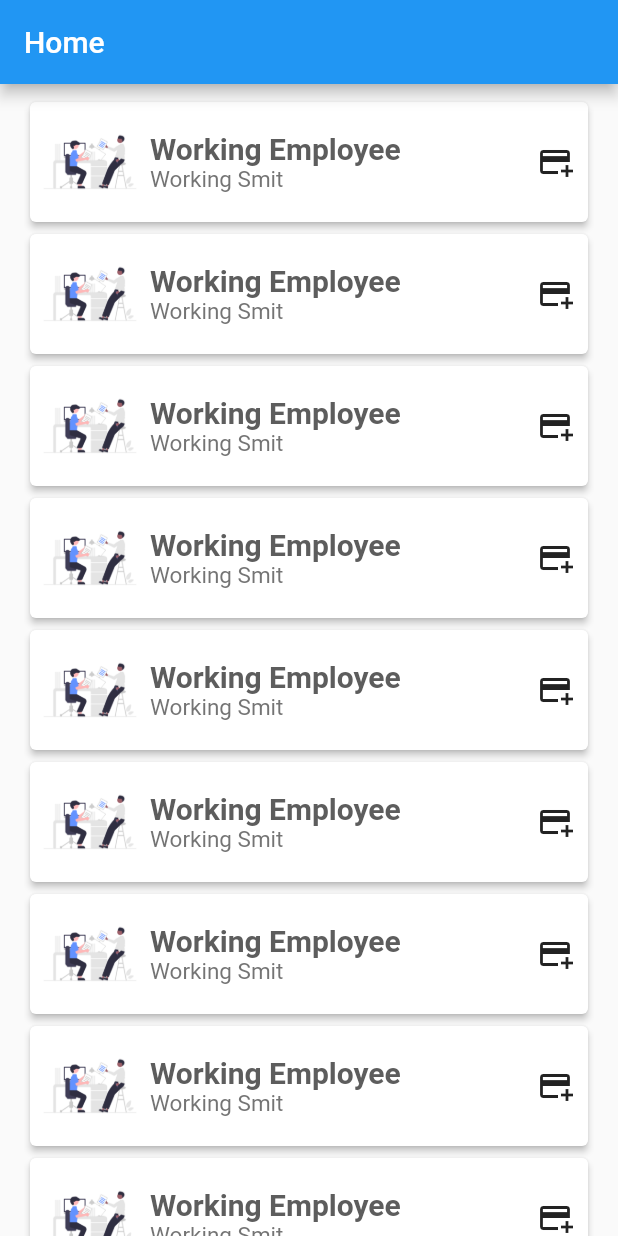
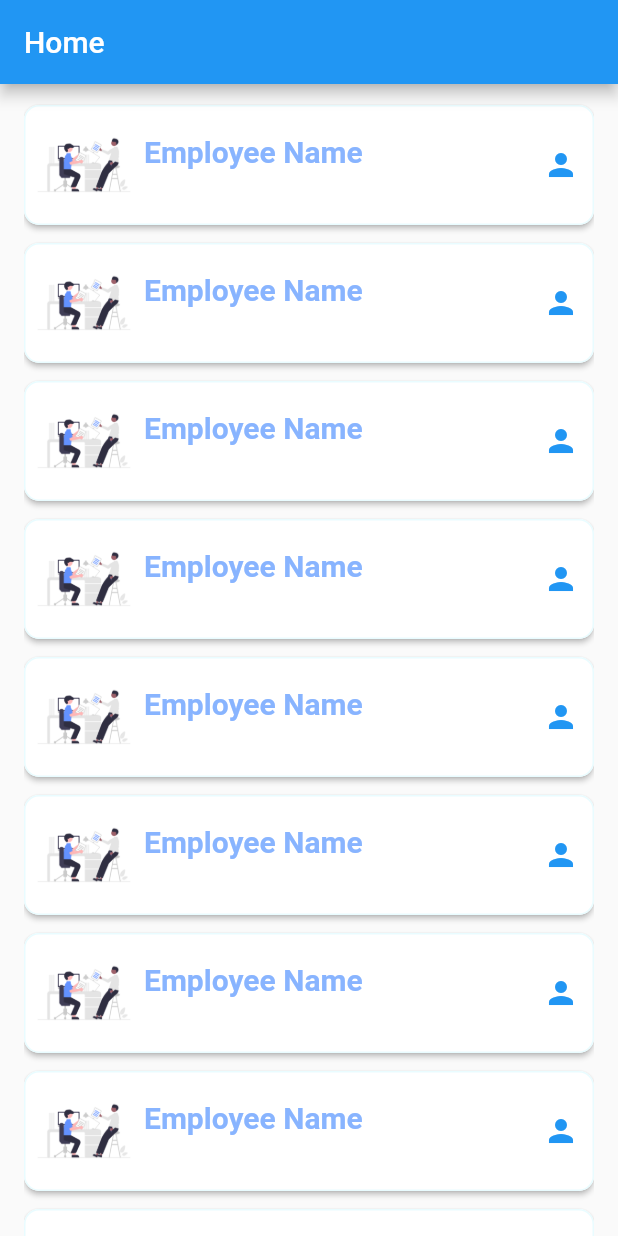
Before and after one commit to smit13192/flutter_app, a Flutter app: the HomePage screen opened directly with empty values, on a phone screen of 412 x 824 dp. Run offline on Flutter 3.47's test engine with Material 2 defaults, Android fonts, the phone set to English and light mode, and no system bars.

Commit message:
add validation to the string os not empty in the route and change the color

```diff
--- a/lib/page/home.dart
+++ b/lib/page/home.dart
@@ -8,7 +8,7 @@ class HomePage extends StatelessWidget {
   @override
   Widget build(BuildContext context) {
     // this is the list to the display the data to the generate to the function
-    List catalogItem = makeListCatalog();
+    List catalogItem = makeListCatalog(name);
 
     return Scaffold(
         appBar: AppBar(
@@ -32,7 +32,11 @@ class HomePage extends StatelessWidget {
 Widget makeCardCatalog(Catalog catalog) {
   // make own card view instead of listTile
   return Card(
-      elevation: 2,
+    margin: const EdgeInsets.symmetric(vertical: 6.0),
+      shape: RoundedRectangleBorder(
+          side: const BorderSide(color: Color.fromARGB(255, 233, 252, 255)),
+          borderRadius: BorderRadius.circular(10)),
+      elevation: 1.5,
       child: Row(
         children: [
           SizedBox(
@@ -48,30 +52,31 @@ Widget makeCardCatalog(Catalog catalog) {
                   style: const TextStyle(
                       fontSize: 20,
                       fontWeight: FontWeight.bold,
-                      color: Color.fromARGB(221, 68, 68, 68)),
+                      color: Color.fromARGB(255, 136, 180, 255)),
                 ),
                 Text(
                   catalog.subTitle,
                   style: const TextStyle(
-                      fontSize: 15, color: Color.fromARGB(221, 95, 95, 95)),
+                      fontSize: 15, color: Color.fromARGB(255, 97, 202, 255)),
                 )
               ],
             ),
           ),
           const Padding(
-              padding: EdgeInsets.only(right: 10), child: Icon(Icons.add_card))
+              padding: EdgeInsets.only(right: 10),
+              child: Icon(
+                Icons.person,
+                color: Colors.blue,
+              ))
         ],
       ));
 }
 
 // this function to the generate to the list of the catalog items
-List makeListCatalog() {
+List makeListCatalog(String name) {
   List list = List.generate(
       20,
       (index) => Catalog(
-          id: 1,
-          title: "Working Employee",
-          subTitle: "Working Smit",
-          salary: "1000"));
+          id: 1, title: "Employee Name", subTitle: name, salary: "1000"));
   return list;
 }
--- a/lib/route/route_generate.dart
+++ b/lib/route/route_generate.dart
@@ -22,7 +22,7 @@ class RouteGenerater {
       // this is the home page route
       case "/Home":
         // if args is string when go to home page  else goto the error page
-        if (args is String) {
+        if (args is String && args.isNotEmpty) {
           return MaterialPageRoute(
               builder: (context) => HomePage(
                     name: args,
```
